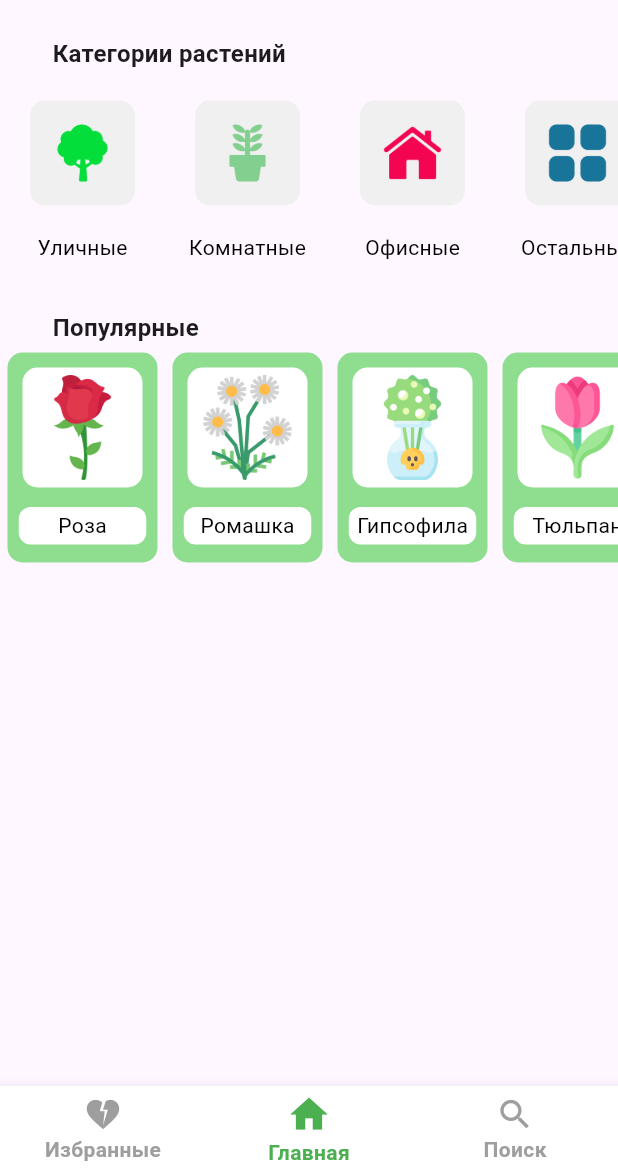
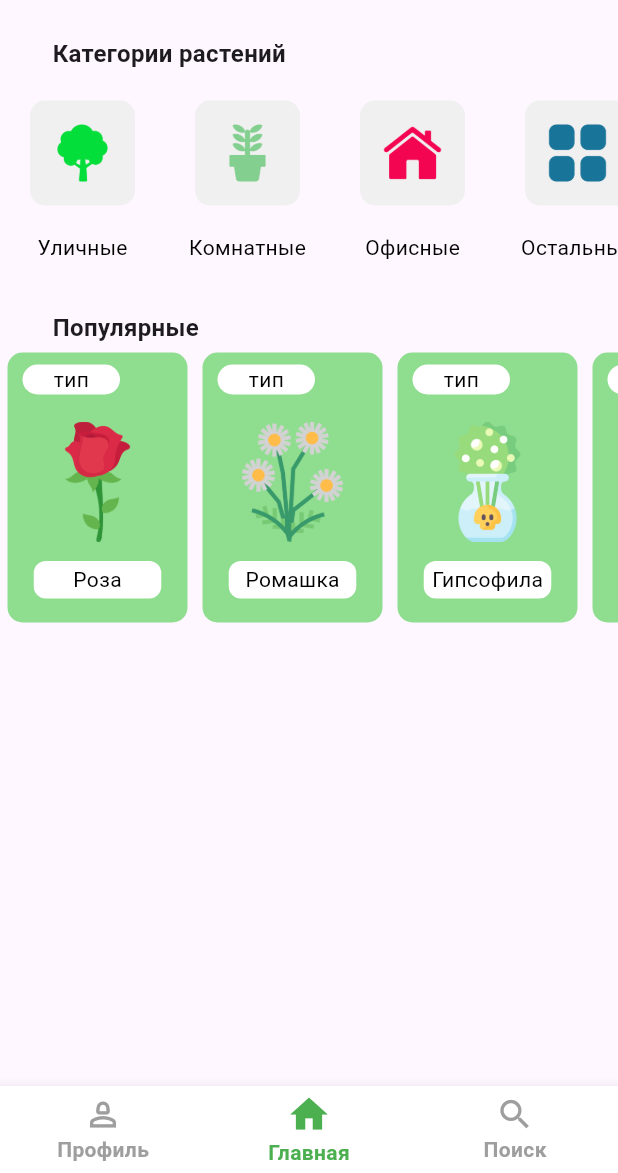
Before and after one commit to Laver33/flutter_plant_pedia, a Flutter app: the StartScreen screen opened by its route, on a phone screen of 412 x 824 dp, the part 63-1236 px from its top. Run offline on Flutter 3.47's test engine with Material 3 defaults, Android fonts, the phone set to English and light mode, and no system bars; drawn by our look-alikes of stylish_bottom_bar; our stand-ins replace go_router, google_fonts.

Commit message:
add Person

```diff
--- a/lib/Widgets/list_popular.dart
+++ b/lib/Widgets/list_popular.dart
@@ -2,12 +2,23 @@ import 'package:flutter/material.dart';
 import 'package:google_fonts/google_fonts.dart';
 import 'package:my_first_app/Style/CastColors.dart';
 
-class ListPopular extends StatelessWidget {
+class ListPopular extends StatefulWidget {
   final String title;
   final String imagePath;
 
 
   ListPopular ({required this.title, required this.imagePath});
+
+  @override
+  State<ListPopular> createState() => _ListPopularState();
+}
+
+class _ListPopularState extends State<ListPopular> {
+
+  // Переменные
+  double cardWidth = 120;
+
+
   @override
   Widget build(BuildContext context) {
     return Padding(
@@ -18,33 +29,52 @@ class ListPopular extends StatelessWidget {
           borderRadius: BorderRadius.circular(10),
         ),
 
-        width: 100,
+        width: cardWidth,
 
         child: Column(
           children: [
+            Row(
+              children: [
+
+                Padding(
+                  padding: EdgeInsets.fromLTRB(10, 8, 0, 8),
+                  child: Container(
+                    height: 20,
+                    width: cardWidth / 2 + 5,
+                    decoration: BoxDecoration(
+                      borderRadius: BorderRadius.circular(10),
+                      color: Colors.white
+                    ),
+                    child: Center(
+                      child: Text("тип",
+                      style:  GoogleFonts.poppins(
+                        fontSize: 14,
+                        color: Colors.black
+                      ),
+
+                    ),),
+                  ),
+                )
+              ],
+            ),
+
             Container(
               height: 100,
               child: Column(
                 mainAxisAlignment: MainAxisAlignment.center,
 
                 children: [
-                  Container(
-                    decoration: BoxDecoration(
-                      color: AppColors.testBgColor, // Цвет под картой
-                      borderRadius: BorderRadius.circular(10)
+                  Padding(
+                    padding: const EdgeInsets.all(5),
+                    child: Image.asset(
+                      widget.imagePath,
+                      height: 80,
                     ),
-
-                    child: Padding(
-                      padding: const EdgeInsets.all(5),
-                      child: Image.asset(
-                        imagePath,
-                        height: 70,
-                      ),
-                    ),
-                  )
+                  ),
                 ],
               )
             ),
+
             Padding(
               padding: const EdgeInsets.all(3),
               child: Container(
@@ -56,7 +86,7 @@ class ListPopular extends StatelessWidget {
                 ),
 
                 child: Center(
-                  child: Text(title,
+                  child: Text(widget.title,
                   style: GoogleFonts.poppins(
                     fontSize: 14,
                     color: Colors.black
--- a/lib/main.dart
+++ b/lib/main.dart
@@ -2,7 +2,7 @@ import 'package:flutter/material.dart';
 import 'package:google_fonts/google_fonts.dart';
 import 'package:my_first_app/Widgets/list_category.dart';
 import 'package:my_first_app/category_data.dart';
-import 'package:my_first_app/pages/Favourites.dart';
+import 'package:my_first_app/pages/ProfileScreen.dart';
 import 'package:my_first_app/Route.dart';
 import 'package:my_first_app/pages/SearchScreen.dart';
 import 'package:my_first_app/Style/String.dart';
@@ -39,7 +39,7 @@ class _StartScreenState extends State<StartScreen> {
   int _currentBottomIndex = 1;
 
   List <Widget> pagesWidget = const [
-    FavouritesScreen(),
+    ProfileScreen(),
     HomeScreen(),
     Searchscreen(),
   ];
@@ -68,8 +68,8 @@ class _StartScreenState extends State<StartScreen> {
             items: <BottomBarItem>[
 
               BottomBarItem(
-                icon: Icon(Icons.heart_broken),
-                title: Text('Избранные')
+                icon: Icon(Icons.person_2_outlined),
+                title: Text('Профиль')
               ),
 
               BottomBarItem(
@@ -152,7 +152,7 @@ class _HomeScreenState extends State<HomeScreen> {
               ),
 
               SizedBox(
-                height: 150,
+                height: 190,
                 child: ListView.builder(
                   scrollDirection: Axis.horizontal,
                   itemCount: posts.length,
--- a/lib/pages/Favourites.dart
+++ b/lib/pages/ProfileScreen.dart
@@ -1,13 +1,13 @@
 import 'package:flutter/material.dart';
 
-class FavouritesScreen extends StatefulWidget {
-  const FavouritesScreen({super.key});
+class ProfileScreen extends StatefulWidget {
+  const ProfileScreen({super.key});
 
   @override
-  State<FavouritesScreen> createState() => _FavouritesScreenState();
+  State<ProfileScreen> createState() => _ProfileScreenState();
 }
 
-class _FavouritesScreenState extends State<FavouritesScreen> {
+class _ProfileScreenState extends State<ProfileScreen> {
   @override
   Widget build(BuildContext context) {
     return Scaffold(
```
